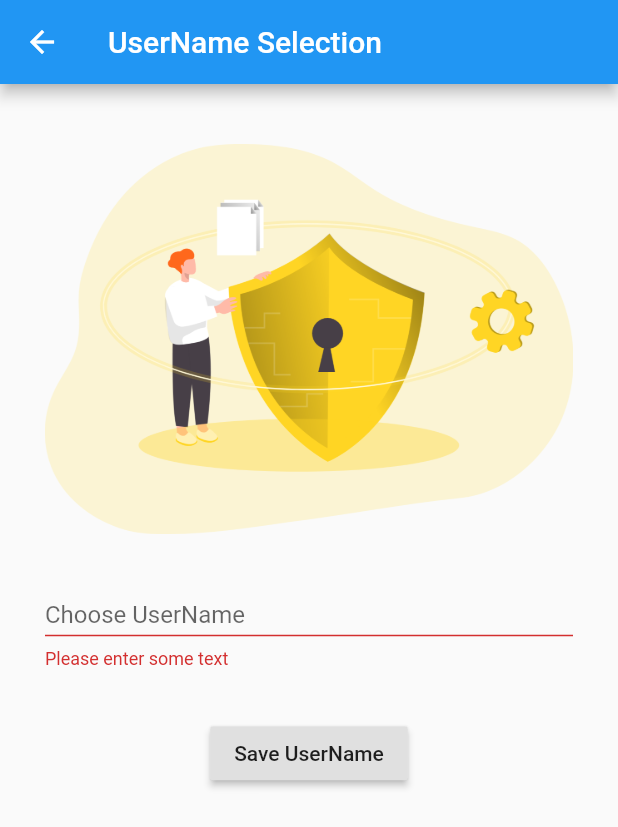
After one commit to VancityGunny/yvrkayakers, a Flutter app: the UserNameSelectionScreen screen opened directly, after a tap on "Save UserName", on a phone screen of 412 x 824 dp. The commit adds this screen. Shown: the top 827 px of the screen. Run offline on Flutter 3.47's test engine with Material 2 defaults, Android fonts, the phone set to English and light mode, and no system bars; our stand-ins replace bloc, cached_network_image, cloud_firestore, equatable, firebase_auth, firebase_core and 11 more; missing offline and left inert: flutter_session, geoflutterfire, google_map_location_picker, group_list_view, hashids2 and 1 more; accounts and stored records are empty; statements that could not run were skipped.

Commit message:
add user name selection screen

```diff
--- a/lib/blocs/auth/auth_event.dart
+++ b/lib/blocs/auth/auth_event.dart
@@ -55,3 +55,15 @@ class LogInWithPhonePressedEvent extends AuthEvent {
   // TODO: implement props
   List<Object> get props => null;
 }
+
+class ChooseUserNameEvent extends AuthEvent {
+  final String newUserName;
+  ChooseUserNameEvent(this.newUserName);
+
+  @override
+  String toString() => 'ChooseUserNameEvent';
+
+  @override
+  // TODO: implement props
+  List<Object> get props => null;
+}
--- a/lib/blocs/auth/auth_state.dart
+++ b/lib/blocs/auth/auth_state.dart
@@ -97,3 +97,14 @@ class PhoneVerificationAuthState extends AuthState {
   // TODO: implement props
   List<Object> get props => null;
 }
+
+class UserNameVerificationAuthState extends AuthState {
+  UserNameVerificationAuthState(int version) : super(version);
+
+  @override
+  String toString() => 'UserNameVerificationAuthState';
+
+  @override
+  // TODO: implement props
+  List<Object> get props => null;
+}
--- a/lib/blocs/user/user_model.dart
+++ b/lib/blocs/user/user_model.dart
@@ -3,19 +3,23 @@ import 'package:yvrkayakers/blocs/riverbeta/index.dart';
 import 'package:cloud_firestore/cloud_firestore.dart';
 
 class UserShortModel extends Equatable {
+  final String userName;
   final String displayName;
   final String photoUrl;
   final String uid;
 
-  UserShortModel(this.displayName, this.photoUrl, this.uid);
+  UserShortModel(this.displayName, this.photoUrl, this.uid, this.userName);
 
   @override
   // TODO: implement props
-  List<Object> get props => [displayName, photoUrl, uid];
+  List<Object> get props => [displayName, photoUrl, uid, userName];
 
   factory UserShortModel.fromJson(Map<dynamic, dynamic> json) {
-    return UserShortModel(json['displayName'] as String,
-        json['photoUrl'] as String, json['uid'] as String);
+    return UserShortModel(
+        json['displayName'] as String,
+        json['photoUrl'] as String,
+        json['uid'] as String,
+        json['userName'] as String);
   }
 
   Map<String, dynamic> toJson() {
@@ -24,6 +28,7 @@ class UserShortModel extends Equatable {
     data['displayName'] = this.displayName;
     data['photoUrl'] = this.photoUrl;
     data['uid'] = this.uid;
+    data['userName'] = this.userName;
     return data;
   }
 }
@@ -96,8 +101,8 @@ class UserModel extends UserShortModel {
   final UserStatModel userStat;
 
   UserModel(this.email, displayName, this.phone, photoUrl, this.experience,
-      this.userSkill, this.userSkillVerified, this.userStat, uid)
-      : super(displayName, photoUrl, uid);
+      this.userSkill, this.userSkillVerified, this.userStat, uid, userName)
+      : super(displayName, photoUrl, uid, userName);
 
   @override
   List<Object> get props => [
@@ -109,7 +114,8 @@ class UserModel extends UserShortModel {
         userSkill,
         userSkillVerified,
         userStat,
-        uid
+        uid,
+        userName
       ];
 
   factory UserModel.fromFire(DocumentSnapshot doc) {
@@ -125,7 +131,8 @@ class UserModel extends UserShortModel {
         json['userSkill'] as double,
         json['userSkillVerified'] as double,
         UserStatModel.fromJson(json['userStat']),
-        doc.id);
+        doc.id,
+        json['userName'] as String);
   }
 
   factory UserModel.fromJson(Map<dynamic, dynamic> json) {
@@ -140,7 +147,8 @@ class UserModel extends UserShortModel {
         json['userSkill'] as double,
         json['userSkillVerified'] as double,
         UserStatModel.fromJson(json['userStat']),
-        json['uid'] as String);
+        json['uid'] as String,
+        json['userName'] as String);
   }
 
   Map<String, dynamic> toJson() {
@@ -154,6 +162,7 @@ class UserModel extends UserShortModel {
     data['userSkill'] = this.userSkill;
     data['userSkillVerified'] = this.userSkillVerified;
     data['userStat'] = (this.userStat == null) ? null : this.userStat.toJson();
+    data['userName'] = this.userName;
     return data;
   }
 
@@ -167,6 +176,7 @@ class UserModel extends UserShortModel {
     data['userSkill'] = this.userSkill;
     data['userSkillVerified'] = this.userSkillVerified;
     data['userStat'] = (this.userStat == null) ? null : this.userStat.toJson();
+    data['userName'] = this.userName;
     return data;
   }
 }
--- a/lib/main.dart
+++ b/lib/main.dart
@@ -7,6 +7,7 @@ import 'package:yvrkayakers/ui/home_screen.dart';
 import 'package:yvrkayakers/ui/login_screen.dart';
 import 'package:yvrkayakers/ui/login_with_phone.dart';
 import 'package:yvrkayakers/ui/splash_screen.dart';
+import 'package:yvrkayakers/ui/username_selection_screen.dart';
 
 import 'blocs/auth/index.dart';
 import 'common/common_bloc.dart';
@@ -139,6 +140,9 @@ class _MyHomePageState extends State<MyHomePage> {
                 // now go do phone verification
                 return LoginOTP();
               }
+              if (state is UserNameVerificationAuthState) {
+                return UserNameSelectionScreen();
+              }
               if (state is AuthenticatedAuthState) {
                 return HomeScreen(state.displayName);
               }
--- /dev/null
+++ b/lib/ui/username_selection_screen.dart
@@ -0,0 +1,142 @@
+import 'package:firebase_auth/firebase_auth.dart';
+import 'package:flutter/material.dart';
+import 'package:flutter/rendering.dart';
+import 'package:flutter_bloc/flutter_bloc.dart';
+import 'package:modal_progress_hud/modal_progress_hud.dart';
+import 'package:yvrkayakers/blocs/auth/index.dart';
+import 'package:yvrkayakers/generated/l10n.dart';
+
+class UserNameSelectionScreen extends StatefulWidget {
+  @override
+  UserNameSelectionScreenState createState() => UserNameSelectionScreenState();
+}
+
+class UserNameSelectionScreenState extends State<UserNameSelectionScreen> {
+  String _userName;
+  final _formKey = GlobalKey<FormState>();
+  bool _isInAsyncCall = false;
+  bool _isInvalidAsyncUser = false; // if user name is not available
+  @override
+  Widget build(BuildContext context) {
+    return Scaffold(
+        appBar: AppBar(title: Text("UserName Selection")),
+        body: GestureDetector(
+          onTap: () {
+            FocusScopeNode currentFocus = FocusScope.of(context);
+            if (!currentFocus.hasPrimaryFocus) {
+              currentFocus.unfocus();
+            }
+          },
+          child: ModalProgressHUD(
+              inAsyncCall: _isInAsyncCall,
+              // demo of some additional parameters
+              opacity: 0.5,
+              progressIndicator: CircularProgressIndicator(),
+              child: Form(
+                  key: _formKey,
+                  child: Center(
+                    child: Container(
+                      height: double.infinity,
+                      width: double.infinity,
+                      child: SingleChildScrollView(
+                        child: Container(
+                          padding: EdgeInsets.fromLTRB(30.0, 40.0, 30.0, 20.0),
+                          child: Column(
+                            mainAxisAlignment: MainAxisAlignment.start,
+                            children: <Widget>[
+                              Container(
+                                // width: 200.0,
+                                // height: 350.0,
+                                margin: EdgeInsets.only(bottom: 40.0),
+                                child: Image(
+                                  image: AssetImage(
+                                    'graphics/authentication.png',
+                                  ),
+                                ),
+                              ),
+                              Container(
+                                height: 50.0,
+                                child: Theme(
+                                  data: ThemeData(
+                                    primaryColor: Colors.grey,
+                                  ),
+                                  child: TextFormField(
+                                    onSaved: (value) => _userName = value,
+                                    validator: _validateUserName,
+                                    decoration: InputDecoration(
+                                      labelText: "Choose UserName ",
+                                      hintText:
+                                          "Must be 5 characters or longer, alphanumeric only",
+                                    ),
+                                  ),
+                                ),
+                              ),
+                              Padding(
+                                padding: const EdgeInsets.all(32.0),
+                                child: RaisedButton(
+                                  onPressed: _submit,
+                                  child: Text('Save UserName'),
+                                ),
+                              )
+                            ],
+                          ),
+                        ),
+                      ),
+                    ),
+                  ))),
+        ));
+  }
+
+  Future<void> updateUserName(_userName) async {
+    BlocProvider.of<AuthBloc>(context).add(
+      ChooseUserNameEvent(_userName),
+    );
+  }
+
+  Future<bool> isUserNameExists(String value) async {
+    var authRepo = new AuthRepository();
+    return authRepo.isUserNameExists(value);
+  }
+
+  String _validateUserName(String selectedUserName) {
+    if (selectedUserName.isEmpty) {
+      return 'Please enter some text';
+    }
+    if (selectedUserName.length < 5 || selectedUserName.length > 16) {
+      return 'Please limit username between 5-16 characters';
+    }
+    // check duplication
+
+    if (_isInvalidAsyncUser) {
+      return 'This username already exists.';
+    }
+    return null;
+  }
+
+  void _submit() {
+    if (_formKey.currentState.validate()) {
+      _formKey.currentState.save();
+
+      // dismiss keyboard during async call
+      FocusScope.of(context).requestFocus(new FocusNode());
+
+      // start the modal progress HUD
+      setState(() {
+        _isInAsyncCall = true;
+      });
+
+      isUserNameExists(_userName).then((isAlreadyExist) {
+        if (isAlreadyExist) {
+          // show error
+          _isInvalidAsyncUser = true;
+        } else {
+          _isInvalidAsyncUser = false;
+          updateUserName(_userName);
+        }
+        setState(() {
+          _isInAsyncCall = false;
+        });
+      });
+    }
+  }
+}
--- a/pubspec.yaml
+++ b/pubspec.yaml
@@ -60,6 +60,7 @@ dependencies:
   flutter_native_config: ^1.0.0
   url_launcher: ^5.7.10
   hashids2: ^1.0.3+1
+  modal_progress_hud: ^0.1.3
 dev_dependencies:
   flutter_test:
     sdk: flutter
```
Also changed, not shown: lib/blocs/auth/auth_bloc.dart (+50 -11 lines), lib/blocs/auth/auth_repository.dart (+38 -14 lines), pubspec.lock.
